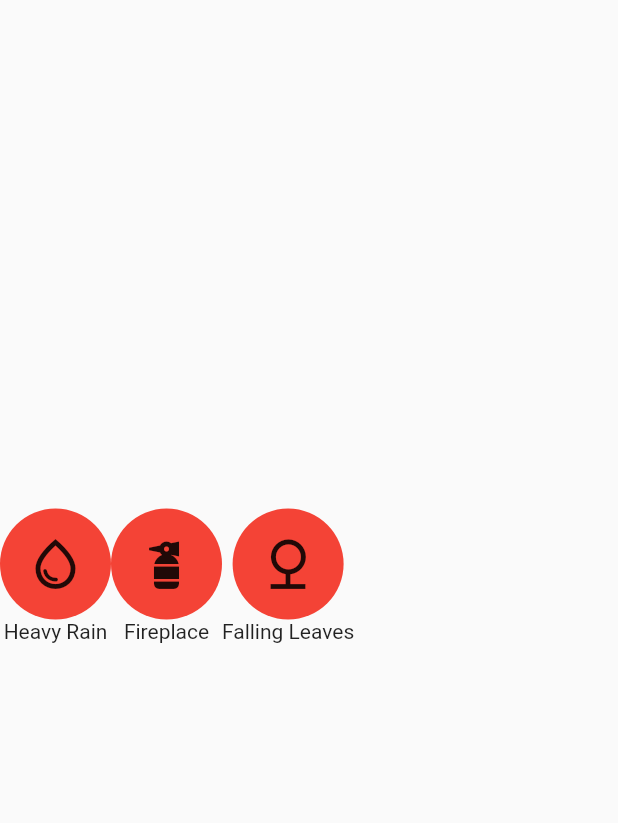
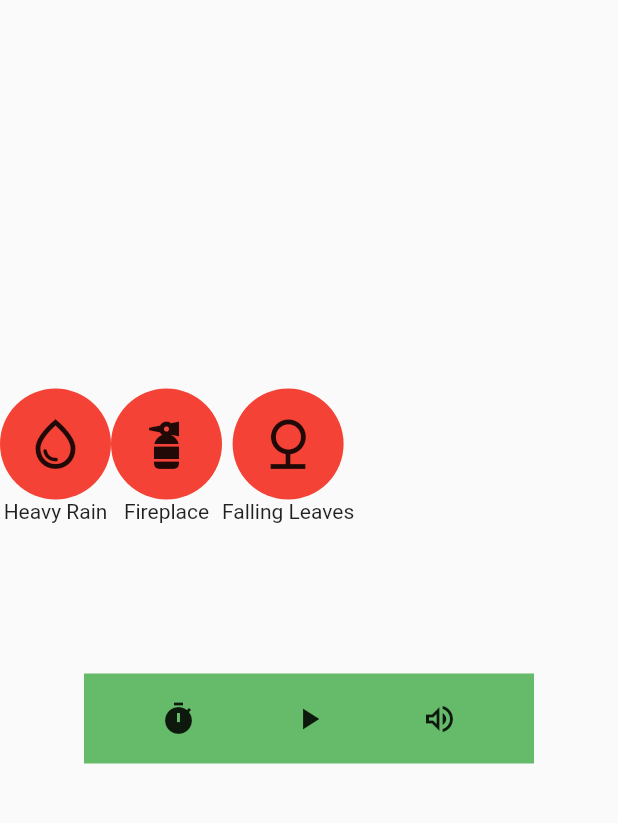
Before and after one commit to BtrXgit/Aura, a Flutter app: the CustomMixin screen opened directly with empty values, on a phone screen of 412 x 824 dp, the part 84-907 px from its top. Run offline on Flutter 3.47's test engine with Material 2 defaults, Android fonts, the phone set to English and light mode, and no system bars; our stand-ins replace just_audio; missing offline and left inert: flutter_floating_bottom_bar.

Commit message:
custom funct. added

```diff
--- a/aura/lib/routes/custom.dart
+++ b/aura/lib/routes/custom.dart
@@ -16,12 +16,12 @@ class _CustomMixinState extends State<CustomMixin> {
   final AudioPlayer audioPlayer1 = AudioPlayer();
   final AudioPlayer audioPlayer2 = AudioPlayer();
   final AudioPlayer audioPlayer3 = AudioPlayer();
-  double volume1 = 1.0;
-  double volume2 = 1.0;
-  double volume3 = 1.0;
-  final sliderValue1 = ValueNotifier<double>(1.0);
-  final sliderValue2 = ValueNotifier<double>(1.0);
-  final sliderValue3 = ValueNotifier<double>(1.0);
+  double volume1 = 0.5;
+  double volume2 = 0.5;
+  double volume3 = 0.5;
+  final sliderValue1 = ValueNotifier<double>(0.5);
+  final sliderValue2 = ValueNotifier<double>(0.5);
+  final sliderValue3 = ValueNotifier<double>(0.5);
 
   @override
   void initState() {
@@ -87,6 +87,23 @@ class _CustomMixinState extends State<CustomMixin> {
                   ),
                 ),
               ],
+            ),
+            SizedBox(
+              height: 100,
+            ),
+            Container(
+              width: 300,
+              height: 60,
+              color: Colors.green.shade400,
+              child: Row(
+                mainAxisAlignment: MainAxisAlignment.spaceEvenly,
+                children: [
+                  IconButton(onPressed: () {}, icon: Icon(Icons.timer)),
+                  IconButton(onPressed: () {}, icon: Icon(Icons.play_arrow)),
+                  IconButton(
+                      onPressed: () {}, icon: Icon(Icons.volume_up_outlined)),
+                ],
+              ),
             ),
           ],
         ),
```
